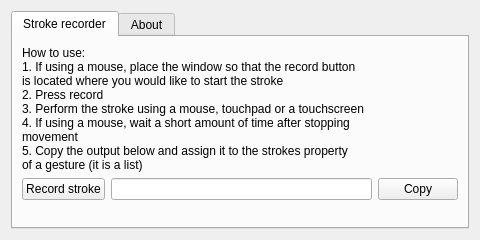
The window that src/kcm/kcm.ui (InputActions/kwin) describes before a commit, drawn with Qt 5.
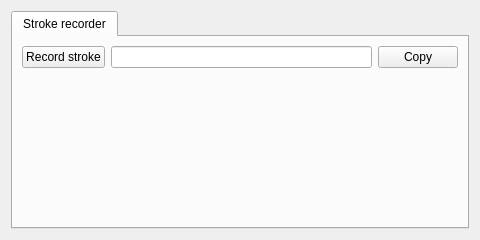
The same window after the commit. Icons and pictures are not drawn.

```diff
--- a/src/kcm/kcm.ui
+++ b/src/kcm/kcm.ui
@@ -24,21 +24,6 @@
        <string>Stroke recorder</string>
       </attribute>
       <layout class="QVBoxLayout">
-       <item>
-        <widget class="QLabel">
-         <property name="text">
-          <string>How to use:
-1. If using a mouse, place the window so that the record button
-is located where you would like to start the stroke
-2. Press record
-3. Perform the stroke using a mouse, touchpad or a touchscreen
-4. If using a mouse, wait a short amount of time after stopping
-movement
-5. Copy the output below and assign it to the strokes property
-of a gesture (it is a list)</string>
-         </property>
-        </widget>
-       </item>
        <item>
         <layout class="QHBoxLayout">
          <item>
@@ -82,26 +67,6 @@
        </item>
       </layout>
      </widget>
-     <widget class="QWidget">
-      <attribute name="title">
-       <string>About</string>
-      </attribute>
-      <layout class="QVBoxLayout">
-       <item>
-        <widget class="QTextBrowser" name="aboutText">
-         <property name="readOnly">
-          <bool>true</bool>
-         </property>
-         <property name="openExternalLinks">
-          <bool>true</bool>
-         </property>
-         <property name="text">
-          <string>Failed to load about.html</string>
-         </property>
-        </widget>
-       </item>
-      </layout>
-     </widget>
     </widget>
    </item>
   </layout>
```
